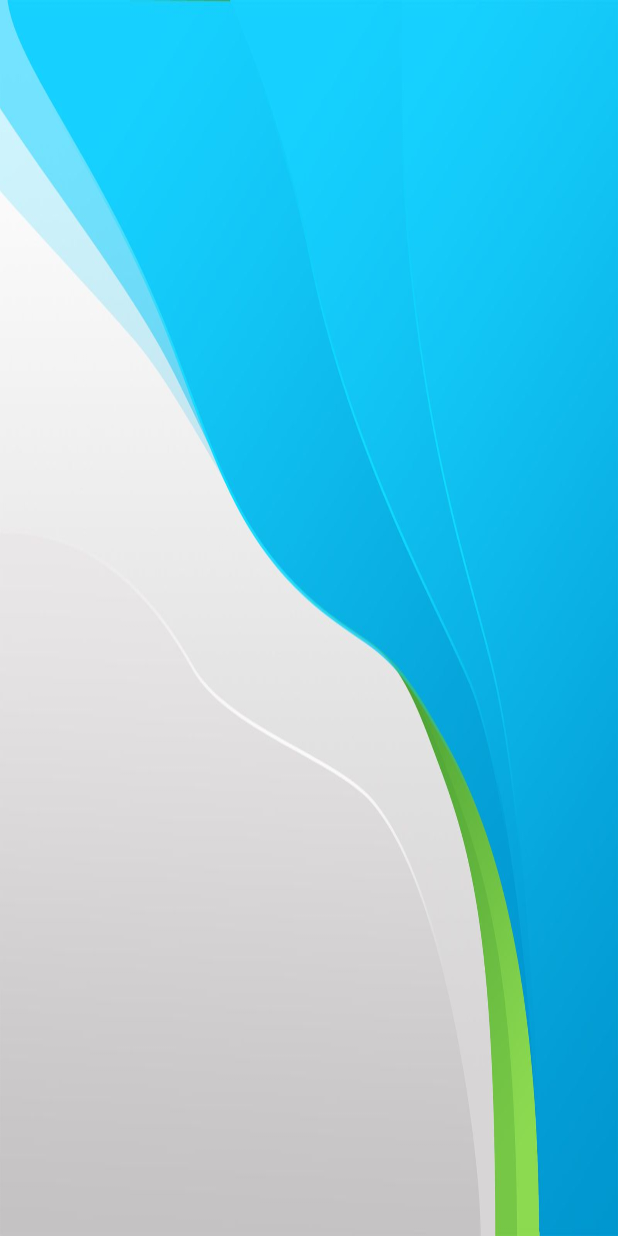
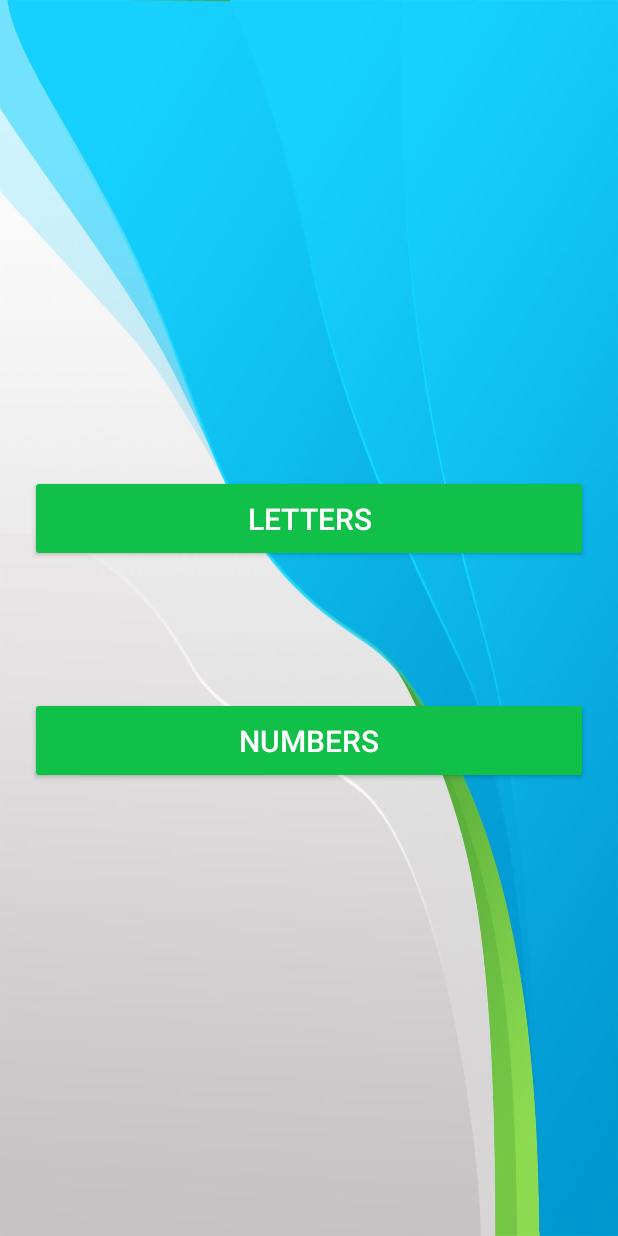
Before and after one commit to denzelbell/ASLBasicsQuizApp, an Android app: the OptionsActivity screen opened directly, with no data from a screen before it, on a phone screen of 412 x 824 dp. Run offline under Robolectric (Android 15) with nearby library versions, the phone set to English and light mode, and no system bars.

Commit message:
- Added the functionality for options page

```diff
--- a/app/src/main/java/com/example/aslbasics/MainActivity.kt
+++ b/app/src/main/java/com/example/aslbasics/MainActivity.kt
@@ -18,7 +18,7 @@ class MainActivity : AppCompatActivity() {
             if (tv_name.text.toString().isEmpty()) {
                 Toast.makeText(this, "Please enter name", Toast.LENGTH_LONG).show()
             } else {
-                val intent = Intent(this, QuizQuestions::class.java)
+                val intent = Intent(this, OptionsActivity::class.java)
                 intent.putExtra(Constants.USER_NAME,tv_name.text.toString())
                 startActivity(intent)
                 finish()
--- a/app/src/main/java/com/example/aslbasics/OptionsActivity.kt
+++ b/app/src/main/java/com/example/aslbasics/OptionsActivity.kt
@@ -1,11 +1,35 @@
 package com.example.aslbasics
 
+import android.content.Intent
 import androidx.appcompat.app.AppCompatActivity
 import android.os.Bundle
+import android.view.View
+import android.widget.Toast
+import kotlinx.android.synthetic.main.activity_main.*
+import kotlinx.android.synthetic.main.activity_options.*
 
 class OptionsActivity : AppCompatActivity() {
+
     override fun onCreate(savedInstanceState: Bundle?) {
         super.onCreate(savedInstanceState)
         setContentView(R.layout.activity_options)
+
+        window.decorView.systemUiVisibility = View.SYSTEM_UI_FLAG_FULLSCREEN
+
+        val username = intent.getStringExtra((Constants.USER_NAME))
+
+        btn_letters.setOnClickListener {
+            val intent = Intent(this, QuizQuestions::class.java)
+            intent.putExtra(Constants.USER_NAME, username)
+            startActivity(intent)
+            finish()
+        }
+
+        btn_numbers.setOnClickListener {
+            val intent = Intent(this, NumbersQuiz::class.java)
+            intent.putExtra(Constants.USER_NAME, username)
+            startActivity(intent)
+            finish()
+        }
     }
 }
--- a/app/src/main/java/com/example/aslbasics/QuizQuestions.kt
+++ b/app/src/main/java/com/example/aslbasics/QuizQuestions.kt
@@ -23,6 +23,8 @@ class QuizQuestions : AppCompatActivity(), View.OnClickListener {
     override fun onCreate(savedInstanceState: Bundle?) {
         super.onCreate(savedInstanceState)
         setContentView(R.layout.activity_quiz_questions)
+
+        window.decorView.systemUiVisibility = View.SYSTEM_UI_FLAG_FULLSCREEN
 
         aUserName = intent.getStringExtra(Constants.USER_NAME)
 
--- a/app/src/main/res/layout/activity_main.xml
+++ b/app/src/main/res/layout/activity_main.xml
@@ -74,7 +74,7 @@
                 android:backgroundTint="#10C048"
                 android:text="Start"
                 android:textColor="@color/white"
-                android:textSize="18dp"
+                android:textSize="20sp"
                 />
 
             </LinearLayout>
--- a/app/src/main/res/layout/activity_options.xml
+++ b/app/src/main/res/layout/activity_options.xml
@@ -1,5 +1,6 @@
 <?xml version="1.0" encoding="utf-8"?>
-<androidx.constraintlayout.widget.ConstraintLayout xmlns:android="http://schemas.android.com/apk/res/android"
+<LinearLayout
+    xmlns:android="http://schemas.android.com/apk/res/android"
     xmlns:app="http://schemas.android.com/apk/res-auto"
     xmlns:tools="http://schemas.android.com/tools"
     android:layout_width="match_parent"
@@ -10,4 +11,28 @@
     android:background="@drawable/asl_background"
     tools:context=".OptionsActivity">
 
-</androidx.constraintlayout.widget.ConstraintLayout>
+    <Button
+        android:id="@+id/btn_letters"
+        android:layout_width="match_parent"
+        android:layout_height="wrap_content"
+        android:layout_marginTop="16dp"
+        android:backgroundTint="#10C048"
+        android:text="LETTERS"
+        android:padding="15dp"
+        android:textColor="@color/white"
+        android:textSize="20sp"
+        />
+
+    <Button
+        android:id="@+id/btn_numbers"
+        android:layout_width="match_parent"
+        android:layout_height="wrap_content"
+        android:layout_marginTop="90dp"
+        android:backgroundTint="#10C048"
+        android:text="NUMBERS"
+        android:padding="15dp"
+        android:textColor="@color/white"
+        android:textSize="20sp"
+        />
+
+</LinearLayout>
--- a/app/src/main/res/layout/activity_quiz_questions.xml
+++ b/app/src/main/res/layout/activity_quiz_questions.xml
@@ -7,6 +7,7 @@
     android:layout_height="match_parent"
     android:gravity="center_vertical"
     android:orientation="vertical"
+    android:background="@drawable/asl_background"
     tools:context=".QuizQuestions"
     >
 
```
